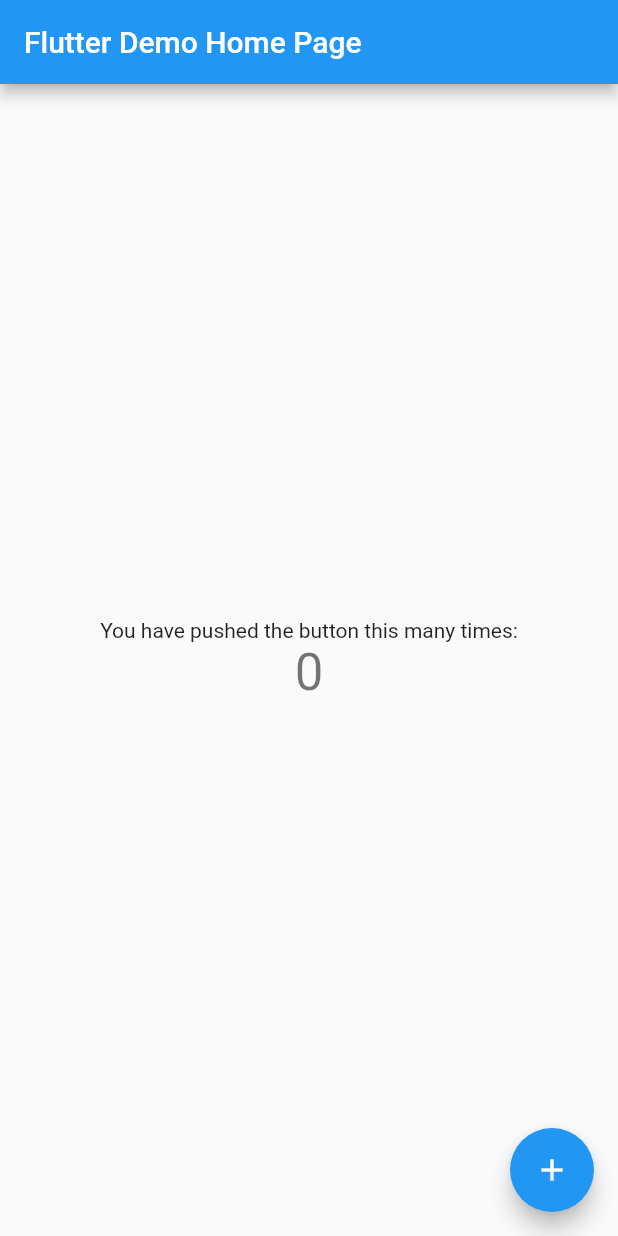
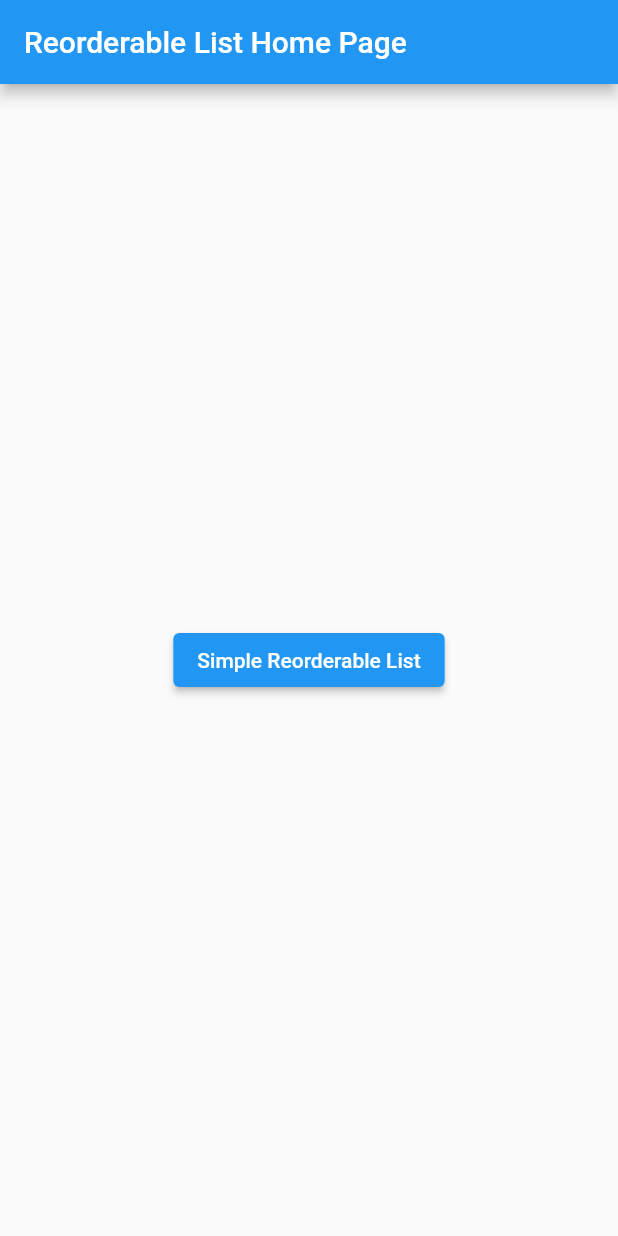
Before and after one commit to atketan/reorderable_lists_demo, a Flutter app: the screen it shows after launch, on a phone screen of 412 x 824 dp. Run offline on Flutter 3.47's test engine with Material 2 defaults, Android fonts, the phone set to English and light mode, and no system bars; our stand-ins replace firebase_core; accounts and stored records are empty.

```diff
--- a/lib/main.dart
+++ b/lib/main.dart
@@ -1,5 +1,7 @@
 import 'package:firebase_core/firebase_core.dart';
 import 'package:flutter/material.dart';
+
+import 'presentation/home/home_page.dart';
 
 void main() async {
   WidgetsFlutterBinding.ensureInitialized();
@@ -8,7 +10,6 @@ void main() async {
 }
 
 class MyApp extends StatelessWidget {
-  // This widget is the root of your application.
   @override
   Widget build(BuildContext context) {
     return MaterialApp(
@@ -16,54 +17,7 @@ class MyApp extends StatelessWidget {
       theme: ThemeData(
         primarySwatch: Colors.blue,
       ),
-      home: MyHomePage(title: 'Flutter Demo Home Page'),
+      home: HomePage(title: 'Reorderable List Home Page'),
     );
   }
 }
-
-class MyHomePage extends StatefulWidget {
-  MyHomePage({Key key, this.title}) : super(key: key);
-
-  final String title;
-
-  @override
-  _MyHomePageState createState() => _MyHomePageState();
-}
-
-class _MyHomePageState extends State<MyHomePage> {
-  int _counter = 0;
-
-  void _incrementCounter() {
-    setState(() {
-      _counter++;
-    });
-  }
-
-  @override
-  Widget build(BuildContext context) {
-    return Scaffold(
-      appBar: AppBar(
-        title: Text(widget.title),
-      ),
-      body: Center(
-        child: Column(
-          mainAxisAlignment: MainAxisAlignment.center,
-          children: <Widget>[
-            Text(
-              'You have pushed the button this many times:',
-            ),
-            Text(
-              '$_counter',
-              style: Theme.of(context).textTheme.headline4,
-            ),
-          ],
-        ),
-      ),
-      floatingActionButton: FloatingActionButton(
-        onPressed: _incrementCounter,
-        tooltip: 'Increment',
-        child: Icon(Icons.add),
-      ), // This trailing comma makes auto-formatting nicer for build methods.
-    );
-  }
-}
--- /dev/null
+++ b/lib/presentation/home/home_page.dart
@@ -0,0 +1,39 @@
+import 'package:flutter/material.dart';
+import 'package:reorderable_lists_demo/presentation/simple_reorderable_list_page.dart';
+
+class HomePage extends StatefulWidget {
+  HomePage({Key key, this.title}) : super(key: key);
+
+  final String title;
+
+  @override
+  _HomePageState createState() => _HomePageState();
+}
+
+class _HomePageState extends State<HomePage> {
+  @override
+  Widget build(BuildContext context) {
+    return Scaffold(
+      appBar: AppBar(
+        title: Text(widget.title),
+      ),
+      body: Center(
+        child: Column(
+          mainAxisAlignment: MainAxisAlignment.center,
+          children: <Widget>[
+            ElevatedButton(
+              onPressed: () {
+                Navigator.of(context).push(
+                  MaterialPageRoute(
+                    builder: (context) => SimpleReorderableListPage(),
+                  ),
+                );
+              },
+              child: Text("Simple Reorderable List"),
+            )
+          ],
+        ),
+      ),
+    );
+  }
+}
```
Also changed, not shown: lib/presentation/simple_reorderable_list_page.dart (added, +161 -0 lines), 3 other files.
